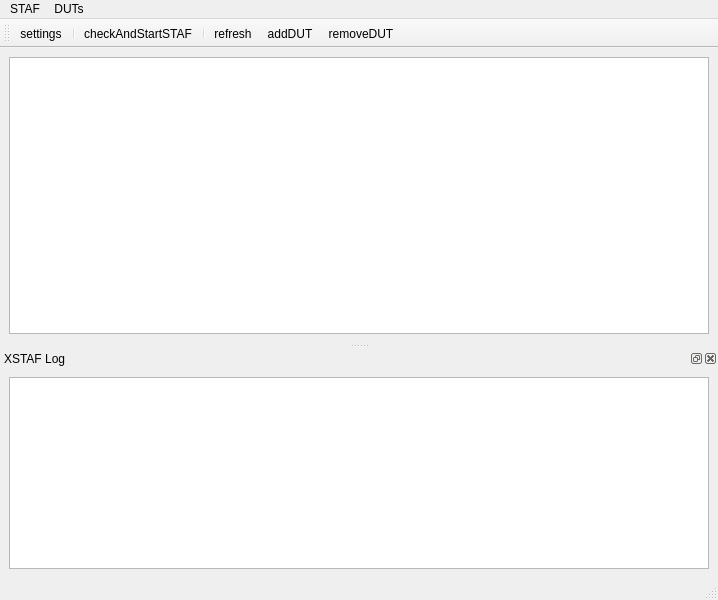
Old version of the form XSTAF/ui/mainWindow.ui in the repository xcgspring/XSTAF.
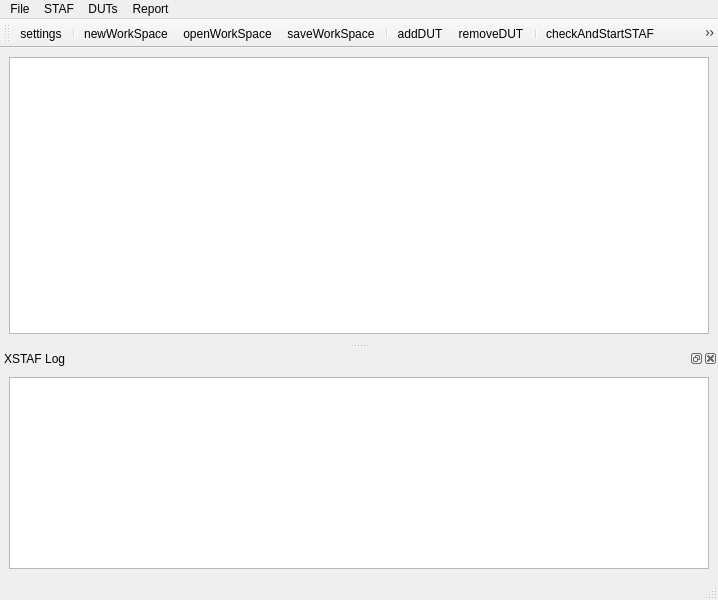
New version of the form. Icons and pictures are not drawn.

```diff
--- a/XSTAF/ui/mainWindow.ui
+++ b/XSTAF/ui/mainWindow.ui
@@ -59,8 +59,24 @@
     <addaction name="actionAddDUT"/>
     <addaction name="actionRemoveDUT"/>
    </widget>
+   <widget class="QMenu" name="menuFile_2">
+    <property name="title">
+     <string>File</string>
+    </property>
+    <addaction name="actionNewWorkSpace"/>
+    <addaction name="actionOpenWorkSpace"/>
+    <addaction name="actionSaveWorkSpace"/>
+   </widget>
+   <widget class="QMenu" name="menuReport">
+    <property name="title">
+     <string>Report</string>
+    </property>
+    <addaction name="actionGenerateReport"/>
+   </widget>
+   <addaction name="menuFile_2"/>
    <addaction name="menuFile"/>
    <addaction name="menuDUTs"/>
+   <addaction name="menuReport"/>
   </widget>
   <widget class="QStatusBar" name="statusbar"/>
   <widget class="QDockWidget" name="XSTAFLogDock">
@@ -90,11 +106,17 @@
    </attribute>
    <addaction name="actionSettings"/>
    <addaction name="separator"/>
-   <addaction name="actionCheckAndStartSTAF"/>
+   <addaction name="actionNewWorkSpace"/>
+   <addaction name="actionOpenWorkSpace"/>
+   <addaction name="actionSaveWorkSpace"/>
    <addaction name="separator"/>
-   <addaction name="actionRefresh"/>
    <addaction name="actionAddDUT"/>
    <addaction name="actionRemoveDUT"/>
+   <addaction name="separator"/>
+   <addaction name="actionCheckAndStartSTAF"/>
+   <addaction name="actionRefresh"/>
+   <addaction name="separator"/>
+   <addaction name="actionGenerateReport"/>
   </widget>
   <action name="actionSettings">
    <property name="icon">
@@ -144,6 +166,54 @@
     <string>checkAndStartSTAF</string>
    </property>
   </action>
+  <action name="actionNewWorkSpace">
+   <property name="icon">
+    <iconset resource="resources.qrc">
+     <normaloff>:/icons/icons/new.png</normaloff>:/icons/icons/new.png</iconset>
+   </property>
+   <property name="text">
+    <string>newWorkSpace</string>
+   </property>
+   <property name="toolTip">
+    <string>newWorkSpace</string>
+   </property>
+  </action>
+  <action name="actionOpenWorkSpace">
+   <property name="icon">
+    <iconset resource="resources.qrc">
+     <normaloff>:/icons/icons/open.png</normaloff>:/icons/icons/open.png</iconset>
+   </property>
+   <property name="text">
+    <string>openWorkSpace</string>
+   </property>
+   <property name="toolTip">
+    <string>openWorkSpace</string>
+   </property>
+  </action>
+  <action name="actionSaveWorkSpace">
+   <property name="icon">
+    <iconset resource="resources.qrc">
+     <normaloff>:/icons/icons/save.png</normaloff>:/icons/icons/save.png</iconset>
+   </property>
+   <property name="text">
+    <string>saveWorkSpace</string>
+   </property>
+   <property name="toolTip">
+    <string>saveWorkSpace</string>
+   </property>
+  </action>
+  <action name="actionGenerateReport">
+   <property name="icon">
+    <iconset resource="resources.qrc">
+     <normaloff>:/icons/icons/report_generate.png</normaloff>:/icons/icons/report_generate.png</iconset>
+   </property>
+   <property name="text">
+    <string>generateReport</string>
+   </property>
+   <property name="toolTip">
+    <string>generateReport</string>
+   </property>
+  </action>
  </widget>
  <resources>
   <include location="resources.qrc"/>
```
Left out of the diff: 2 changed lines with no effect on the pictures.
